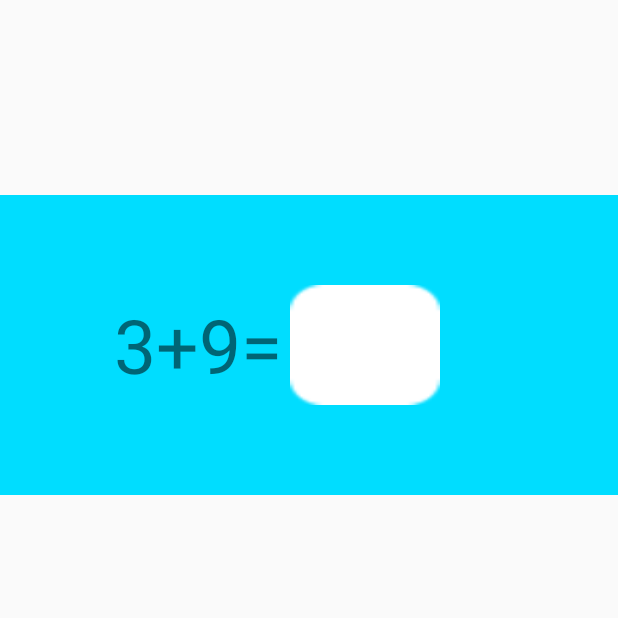
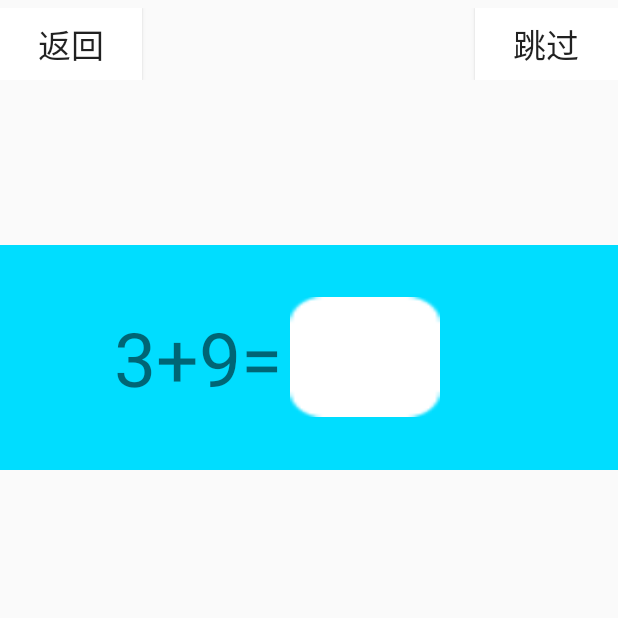
Before and after one commit to Ganjinxiong/715App, an Android app: the screen it shows after launch (PracticeActivity), after a tap on "开始练习", on a phone screen of 412 x 824 dp, the top half of it. Run offline under Robolectric (Android 15) with nearby library versions, the phone set to English and light mode, and no system bars; 3 other taps on this screen came first.

Commit message:
标题栏

```diff
--- a/app/src/main/java/com/example/mrgan/design/PracticeActivity.java
+++ b/app/src/main/java/com/example/mrgan/design/PracticeActivity.java
@@ -12,6 +12,7 @@ import android.text.Editable;
 import android.text.TextWatcher;
 import android.util.Log;
 import android.view.View;
+import android.widget.Button;
 import android.widget.EditText;
 import android.widget.ImageView;
 import android.widget.TextView;
@@ -28,6 +29,7 @@ public  class PracticeActivity extends AppCompatActivity {
     private TextView typeTextView,firstTextView,secondTextView;
     private EditText answerEditText;
     private ImageView judgeImage;
+    private Button exitButton,skipButton;
     private MyHandler handler;
     private ActionBar actionBar;
 
@@ -78,7 +80,15 @@ public  class PracticeActivity extends AppCompatActivity {
     protected void onCreate(Bundle savedInstanceState) {
         super.onCreate(savedInstanceState);
         setContentView(R.layout.activity_practice);
+        firstTextView = findViewById(R.id.firstTextView);
+        secondTextView = findViewById(R.id.secondTextView);
+        typeTextView = findViewById(R.id.typeTextView);
+        judgeImage = findViewById(R.id.judge);
+        answerEditText = findViewById(R.id.answer);
+        exitButton =findViewById(R.id.exit);
+        skipButton =findViewById(R.id.skip);
 
+        //接收数据
         intent = getIntent();
         grade = intent.getStringExtra("grade");
         type = intent.getStringExtra("type");
@@ -92,21 +102,18 @@ public  class PracticeActivity extends AppCompatActivity {
                 break;
         }
 
-        firstTextView = findViewById(R.id.firstTextView);
-        secondTextView = findViewById(R.id.secondTextView);
-        typeTextView = findViewById(R.id.typeTextView);
-        judgeImage = findViewById(R.id.judge);
-        answerEditText = findViewById(R.id.answer);
+
+        //隐藏标题栏
+        actionBar=getSupportActionBar();
+        if (actionBar!=null)
+            actionBar.hide();
+
+        //判断对错，进行下一题
         handler =new MyHandler(this);
         Message message = new Message();
         message.what = 1;
         handler.sendMessage(message);
         createQuestion();
-
-        actionBar=getSupportActionBar();
-        if (actionBar!=null)
-            actionBar.hide();
-
         answerEditText.addTextChangedListener(new TextWatcher() {
             @Override
             public void beforeTextChanged(CharSequence s, int start, int count, int after) {
@@ -142,5 +149,20 @@ public  class PracticeActivity extends AppCompatActivity {
         });
 
 
+        //跳过这题
+        skipButton.setOnClickListener(new View.OnClickListener() {
+            @Override
+            public void onClick(View v) {
+                createQuestion();
+            }
+        });
+
+        exitButton.setOnClickListener(new View.OnClickListener() {
+            @Override
+            public void onClick(View v) {
+                finish();
+            }
+        });
+
     }
 }
--- a/app/src/main/res/layout/activity_practice.xml
+++ b/app/src/main/res/layout/activity_practice.xml
@@ -13,8 +13,55 @@
 
         <LinearLayout
             android:layout_width="match_parent"
-            android:layout_height="200dp"
-            android:layout_marginTop="130dp"
+            android:layout_height="wrap_content"
+            android:layout_marginTop="5dp"
+            android:orientation="horizontal">
+
+            <Button
+                android:id="@+id/exit"
+                android:layout_width="wrap_content"
+                android:layout_height="wrap_content"
+                android:layout_weight="1"
+                android:background="@android:color/background_light"
+                android:text="返回"
+                android:textSize="22sp" />
+
+            <TextView
+                android:id="@+id/questionnum"
+                android:layout_width="wrap_content"
+                android:layout_height="wrap_content"
+                android:layout_weight="10"
+                android:gravity="right"
+                android:background="@android:color/background_light"
+                android:text="1"
+                android:visibility="invisible"
+                android:textSize="25sp"/>
+
+            <TextView
+                android:id="@+id/textView6"
+                android:layout_width="wrap_content"
+                android:layout_height="wrap_content"
+                android:layout_weight="10"
+                android:gravity="left"
+                android:background="@android:color/background_light"
+                android:text="/50题"
+                android:visibility="invisible"
+                android:textSize="25sp"/>
+
+            <Button
+                android:id="@+id/skip"
+                android:layout_width="wrap_content"
+                android:layout_height="wrap_content"
+                android:layout_weight="1"
+                android:background="@android:color/background_light"
+                android:text="跳过"
+                android:textSize="22sp" />
+        </LinearLayout>
+
+        <LinearLayout
+            android:layout_width="match_parent"
+            android:layout_height="150dp"
+            android:layout_marginTop="110dp"
             android:background="@android:color/holo_blue_bright"
             android:gravity="center"
             android:orientation="horizontal">
```
